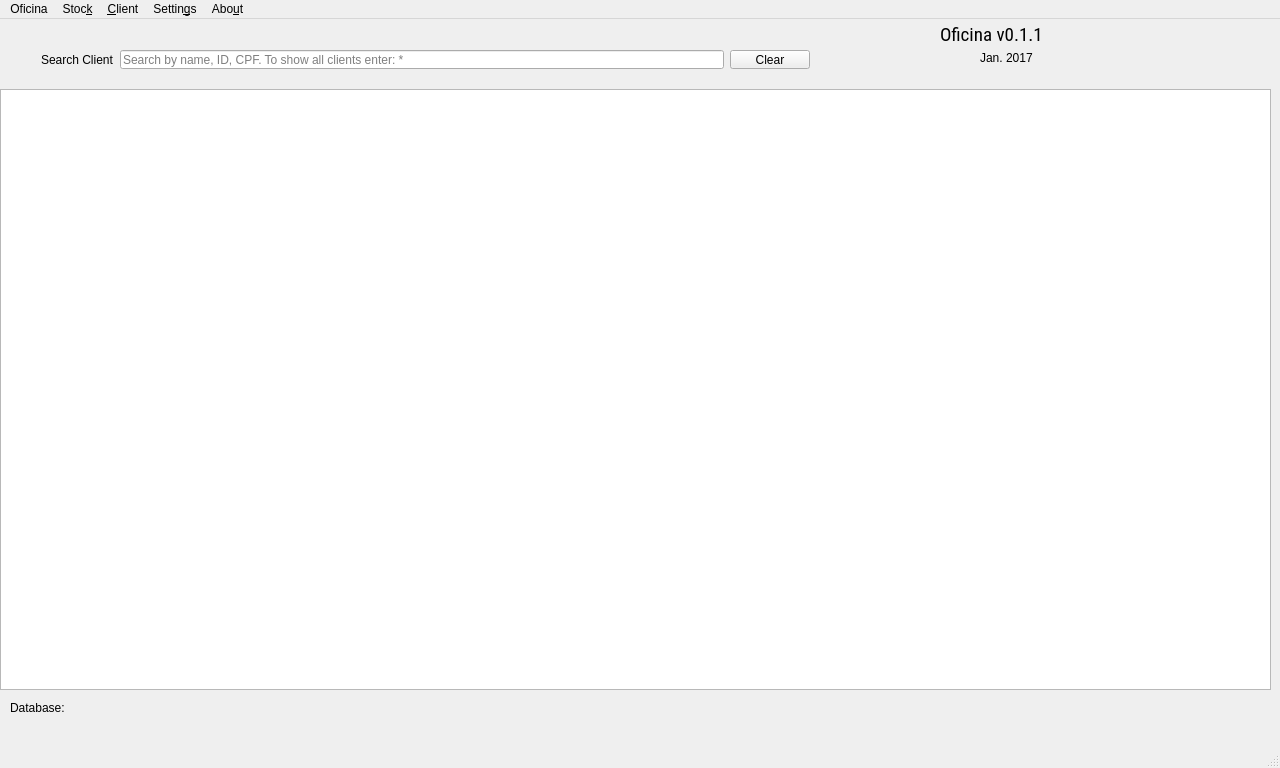
Qt form Main_Window.ui (bedi1982/Oficina) before a commit.
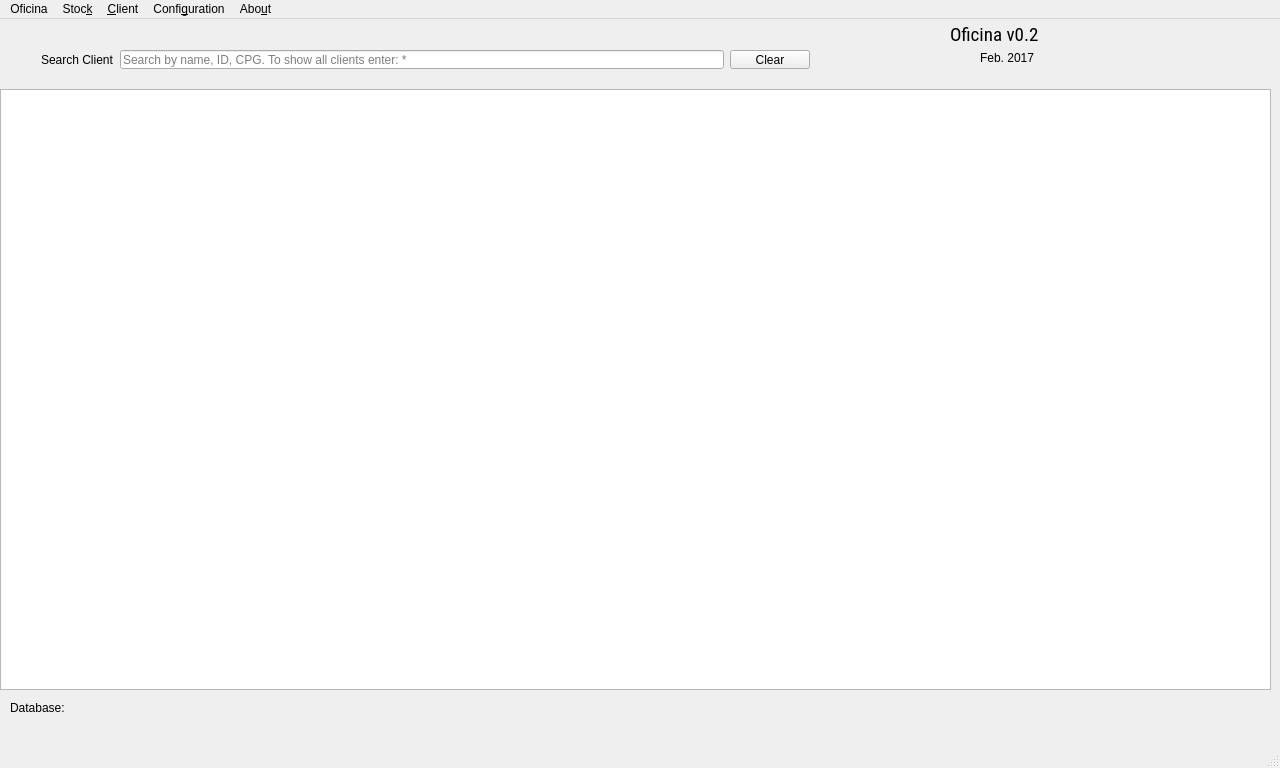
The same form after that commit. Icons and pictures are not drawn.

Commit message: Added employees Hour cost historic Fixed the forms, introduced some layouts Improved the behaviour after adding a new client, now after adding a client you go to his summary, then if he has not a car you are prompted to add one.

Diff of the .ui file:
```diff
--- a/Main_Window.ui
+++ b/Main_Window.ui
@@ -101,7 +101,7 @@
     <property name="geometry">
      <rect>
       <x>90</x>
-      <y>670</y>
+      <y>660</y>
       <width>81</width>
       <height>51</height>
      </rect>
@@ -113,7 +113,7 @@
    <widget class="QLabel" name="lbl_Oficina">
     <property name="geometry">
      <rect>
-      <x>940</x>
+      <x>950</x>
       <y>0</y>
       <width>121</width>
       <height>31</height>
@@ -128,7 +128,7 @@
      </font>
     </property>
     <property name="text">
-     <string>Oficina v0.1.1</string>
+     <string>Oficina v0.2</string>
     </property>
     <property name="textFormat">
      <enum>Qt::PlainText</enum>
@@ -144,7 +144,7 @@
      </rect>
     </property>
     <property name="text">
-     <string>Jan. 2017</string>
+     <string>Feb. 2017</string>
     </property>
    </widget>
    <widget class="QLabel" name="lbl_BigCarIcon">
@@ -192,7 +192,7 @@
         <number>30</number>
        </property>
        <property name="placeholderText">
-        <string>Search by name, ID, CPF. To show all clients enter: *</string>
+        <string>Search by name, ID, CPG. To show all clients enter: *</string>
        </property>
       </widget>
      </item>
@@ -255,7 +255,7 @@
    </widget>
    <widget class="QMenu" name="menuRoot">
     <property name="title">
-     <string>Settin&amp;gs</string>
+     <string>Confi&amp;guration</string>
     </property>
     <addaction name="action_Change_Hour_Cost"/>
    </widget>
```
Left out of the diff: 24 changed lines with no effect on the pictures. The commit also changes 52 other files.
